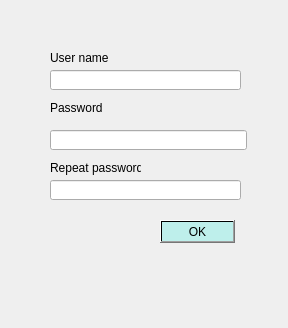
Qt form Bergamot/registration.ui (AlineCrawf/Bergamot) before a commit.
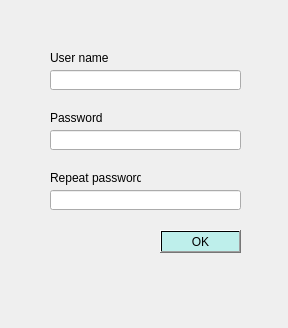
The same form after that commit.

Commit message: Full registration

The edit to the form file:
```diff
--- a/Bergamot/registration.ui
+++ b/Bergamot/registration.ui
@@ -40,7 +40,7 @@
    <property name="geometry">
     <rect>
      <x>50</x>
-     <y>100</y>
+     <y>110</y>
      <width>61</width>
      <height>16</height>
     </rect>
@@ -57,7 +57,7 @@
     <rect>
      <x>50</x>
      <y>130</y>
-     <width>197</width>
+     <width>191</width>
      <height>20</height>
     </rect>
    </property>
@@ -78,7 +78,7 @@
    <property name="geometry">
     <rect>
      <x>50</x>
-     <y>180</y>
+     <y>190</y>
      <width>191</width>
      <height>20</height>
     </rect>
@@ -94,7 +94,7 @@
    <property name="geometry">
     <rect>
      <x>50</x>
-     <y>160</y>
+     <y>170</y>
      <width>91</width>
      <height>16</height>
     </rect>
@@ -107,8 +107,8 @@
    <property name="geometry">
     <rect>
      <x>160</x>
-     <y>220</y>
-     <width>75</width>
+     <y>230</y>
+     <width>81</width>
      <height>23</height>
     </rect>
    </property>
```
The commit also changes 3 other files.
